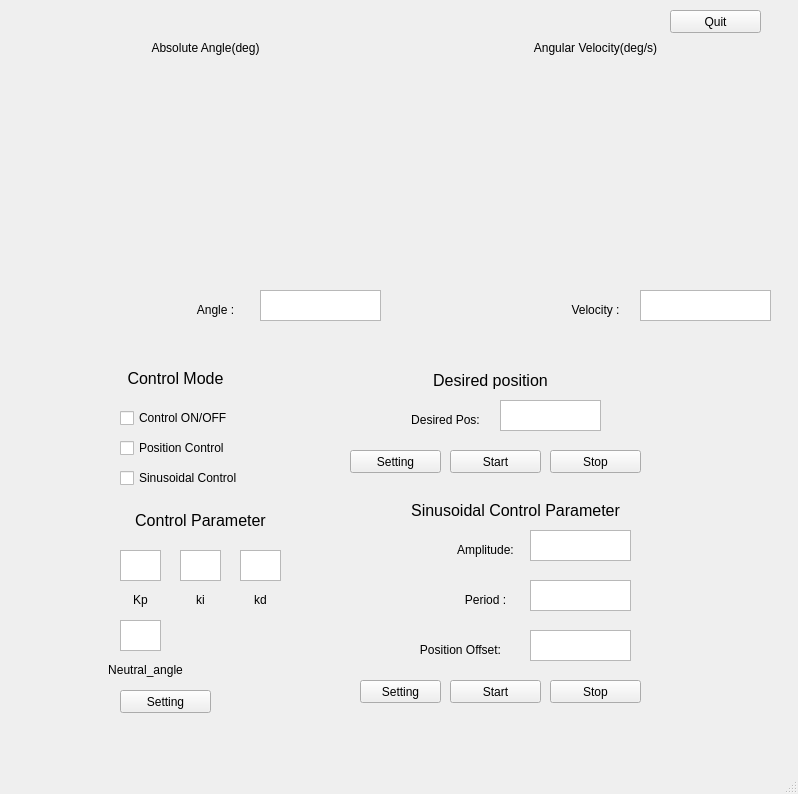
JHyoonirl/equipment_source, file UI/motor.ui: the form before one commit.
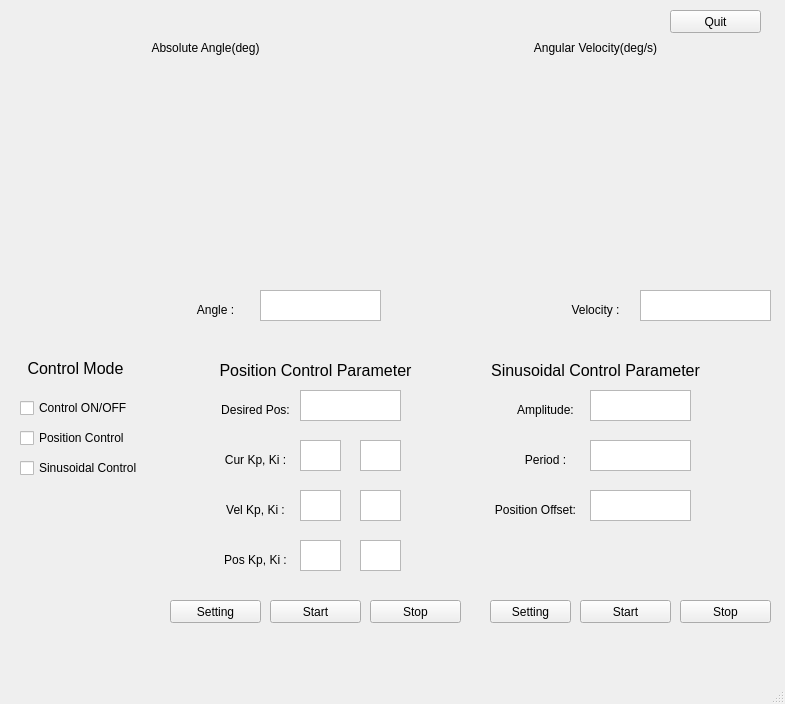
The form after the commit. Custom widgets are drawn as their Qt base class.

```diff
--- a/UI/motor.ui
+++ b/UI/motor.ui
@@ -6,8 +6,8 @@
    <rect>
     <x>0</x>
     <y>0</y>
-    <width>798</width>
-    <height>794</height>
+    <width>785</width>
+    <height>704</height>
    </rect>
   </property>
   <property name="windowTitle">
@@ -121,9 +121,9 @@
    <widget class="QCheckBox" name="position_control_check">
     <property name="geometry">
      <rect>
-      <x>120</x>
-      <y>440</y>
-      <width>131</width>
+      <x>20</x>
+      <y>430</y>
+      <width>111</width>
       <height>16</height>
      </rect>
     </property>
@@ -142,8 +142,8 @@
    <widget class="QLabel" name="control_mode_label">
     <property name="geometry">
      <rect>
-      <x>120</x>
-      <y>370</y>
+      <x>20</x>
+      <y>360</y>
       <width>111</width>
       <height>16</height>
      </rect>
@@ -163,9 +163,9 @@
    <widget class="QCheckBox" name="Control_on_off_check">
     <property name="geometry">
      <rect>
-      <x>120</x>
-      <y>410</y>
-      <width>131</width>
+      <x>20</x>
+      <y>400</y>
+      <width>111</width>
       <height>16</height>
      </rect>
     </property>
@@ -176,9 +176,9 @@
    <widget class="QCheckBox" name="sinusoidal_control_check">
     <property name="geometry">
      <rect>
-      <x>120</x>
-      <y>470</y>
-      <width>151</width>
+      <x>20</x>
+      <y>460</y>
+      <width>131</width>
       <height>16</height>
      </rect>
     </property>
@@ -189,9 +189,9 @@
    <widget class="QLabel" name="position_control_parameter_label">
     <property name="geometry">
      <rect>
-      <x>120</x>
-      <y>510</y>
-      <width>161</width>
+      <x>210</x>
+      <y>360</y>
+      <width>211</width>
       <height>20</height>
      </rect>
     </property>
@@ -201,7 +201,7 @@
      </font>
     </property>
     <property name="text">
-     <string>Control Parameter</string>
+     <string>Position Control Parameter</string>
     </property>
     <property name="alignment">
      <set>Qt::AlignCenter</set>
@@ -210,8 +210,70 @@
    <widget class="QTextEdit" name="Pos_kd">
     <property name="geometry">
      <rect>
-      <x>240</x>
+      <x>300</x>
+      <y>540</y>
+      <width>41</width>
+      <height>31</height>
+     </rect>
+    </property>
+   </widget>
+   <widget class="QLabel" name="pos_label_4">
+    <property name="geometry">
+     <rect>
+      <x>220</x>
       <y>550</y>
+      <width>71</width>
+      <height>20</height>
+     </rect>
+    </property>
+    <property name="text">
+     <string>Pos Kp, Ki :</string>
+    </property>
+    <property name="alignment">
+     <set>Qt::AlignCenter</set>
+    </property>
+   </widget>
+   <widget class="QLabel" name="pos_label_6">
+    <property name="geometry">
+     <rect>
+      <x>220</x>
+      <y>500</y>
+      <width>71</width>
+      <height>20</height>
+     </rect>
+    </property>
+    <property name="text">
+     <string>Vel Kp, Ki :</string>
+    </property>
+    <property name="alignment">
+     <set>Qt::AlignCenter</set>
+    </property>
+   </widget>
+   <widget class="QTextEdit" name="pos_ki">
+    <property name="geometry">
+     <rect>
+      <x>360</x>
+      <y>540</y>
+      <width>41</width>
+      <height>31</height>
+     </rect>
+    </property>
+   </widget>
+   <widget class="QTextEdit" name="vel_ki">
+    <property name="geometry">
+     <rect>
+      <x>360</x>
+      <y>490</y>
+      <width>41</width>
+      <height>31</height>
+     </rect>
+    </property>
+   </widget>
+   <widget class="QTextEdit" name="vel_kp">
+    <property name="geometry">
+     <rect>
+      <x>300</x>
+      <y>490</y>
       <width>41</width>
       <height>31</height>
      </rect>
@@ -220,9 +282,9 @@
    <widget class="QLabel" name="pos_label_5">
     <property name="geometry">
      <rect>
-      <x>400</x>
-      <y>410</y>
-      <width>91</width>
+      <x>220</x>
+      <y>400</y>
+      <width>71</width>
       <height>20</height>
      </rect>
     </property>
@@ -236,8 +298,8 @@
    <widget class="QTextEdit" name="desired_pos">
     <property name="geometry">
      <rect>
-      <x>500</x>
-      <y>400</y>
+      <x>300</x>
+      <y>390</y>
       <width>101</width>
       <height>31</height>
      </rect>
@@ -246,8 +308,8 @@
    <widget class="QTextEdit" name="amplitude">
     <property name="geometry">
      <rect>
-      <x>530</x>
-      <y>530</y>
+      <x>590</x>
+      <y>390</y>
       <width>101</width>
       <height>31</height>
      </rect>
@@ -256,8 +318,8 @@
    <widget class="QLabel" name="pos_label_7">
     <property name="geometry">
      <rect>
-      <x>450</x>
-      <y>590</y>
+      <x>510</x>
+      <y>450</y>
       <width>71</width>
       <height>20</height>
      </rect>
@@ -272,9 +334,9 @@
    <widget class="QLabel" name="label_3">
     <property name="geometry">
      <rect>
-      <x>390</x>
-      <y>500</y>
-      <width>251</width>
+      <x>490</x>
+      <y>360</y>
+      <width>211</width>
       <height>20</height>
      </rect>
     </property>
@@ -293,8 +355,8 @@
    <widget class="QTextEdit" name="pos_offset">
     <property name="geometry">
      <rect>
-      <x>530</x>
-      <y>630</y>
+      <x>590</x>
+      <y>490</y>
       <width>101</width>
       <height>31</height>
      </rect>
@@ -303,8 +365,8 @@
    <widget class="QTextEdit" name="period">
     <property name="geometry">
      <rect>
-      <x>530</x>
-      <y>580</y>
+      <x>590</x>
+      <y>440</y>
       <width>101</width>
       <height>31</height>
      </rect>
@@ -313,9 +375,9 @@
    <widget class="QLabel" name="pos_label_8">
     <property name="geometry">
      <rect>
-      <x>400</x>
-      <y>640</y>
-      <width>121</width>
+      <x>490</x>
+      <y>500</y>
+      <width>91</width>
       <height>20</height>
      </rect>
     </property>
@@ -329,8 +391,8 @@
    <widget class="QLabel" name="pos_label_9">
     <property name="geometry">
      <rect>
-      <x>450</x>
-      <y>540</y>
+      <x>510</x>
+      <y>400</y>
       <width>71</width>
       <height>20</height>
      </rect>
@@ -342,11 +404,11 @@
      <set>Qt::AlignCenter</set>
     </property>
    </widget>
-   <widget class="QPushButton" name="parameter_setting_btn">
+   <widget class="QPushButton" name="pos_setting_btn">
     <property name="geometry">
      <rect>
-      <x>120</x>
-      <y>690</y>
+      <x>170</x>
+      <y>600</y>
       <width>91</width>
       <height>23</height>
      </rect>
@@ -358,8 +420,8 @@
    <widget class="QPushButton" name="sinusoidal_setting_btn">
     <property name="geometry">
      <rect>
-      <x>360</x>
-      <y>680</y>
+      <x>490</x>
+      <y>600</y>
       <width>81</width>
       <height>23</height>
      </rect>
@@ -371,8 +433,8 @@
    <widget class="QPushButton" name="pos_start_btn">
     <property name="geometry">
      <rect>
-      <x>450</x>
-      <y>450</y>
+      <x>270</x>
+      <y>600</y>
       <width>91</width>
       <height>23</height>
      </rect>
@@ -384,8 +446,8 @@
    <widget class="QPushButton" name="sinusoidal_start_btn">
     <property name="geometry">
      <rect>
-      <x>450</x>
-      <y>680</y>
+      <x>580</x>
+      <y>600</y>
       <width>91</width>
       <height>23</height>
      </rect>
@@ -397,8 +459,8 @@
    <widget class="QPushButton" name="pos_stop_btn">
     <property name="geometry">
      <rect>
-      <x>550</x>
-      <y>450</y>
+      <x>370</x>
+      <y>600</y>
       <width>91</width>
       <height>23</height>
      </rect>
@@ -410,8 +472,8 @@
    <widget class="QPushButton" name="sinusoidal_stop_btn">
     <property name="geometry">
      <rect>
-      <x>550</x>
-      <y>680</y>
+      <x>680</x>
+      <y>600</y>
       <width>91</width>
       <height>23</height>
      </rect>
@@ -423,8 +485,8 @@
    <widget class="QTextEdit" name="Pos_kp">
     <property name="geometry">
      <rect>
-      <x>120</x>
-      <y>550</y>
+      <x>300</x>
+      <y>440</y>
       <width>41</width>
       <height>31</height>
      </rect>
@@ -433,13 +495,29 @@
    <widget class="QTextEdit" name="Pos_ki">
     <property name="geometry">
      <rect>
-      <x>180</x>
-      <y>550</y>
+      <x>360</x>
+      <y>440</y>
       <width>41</width>
       <height>31</height>
      </rect>
     </property>
    </widget>
+   <widget class="QLabel" name="pos_label_10">
+    <property name="geometry">
+     <rect>
+      <x>220</x>
+      <y>450</y>
+      <width>71</width>
+      <height>20</height>
+     </rect>
+    </property>
+    <property name="text">
+     <string>Cur Kp, Ki :</string>
+    </property>
+    <property name="alignment">
+     <set>Qt::AlignCenter</set>
+    </property>
+   </widget>
    <widget class="QPushButton" name="system_quit_btn">
     <property name="geometry">
      <rect>
@@ -453,114 +531,6 @@
      <string>Quit</string>
     </property>
    </widget>
-   <widget class="QLabel" name="pos_label_6">
-    <property name="geometry">
-     <rect>
-      <x>120</x>
-      <y>590</y>
-      <width>41</width>
-      <height>20</height>
-     </rect>
-    </property>
-    <property name="text">
-     <string>Kp</string>
-    </property>
-    <property name="alignment">
-     <set>Qt::AlignCenter</set>
-    </property>
-   </widget>
-   <widget class="QLabel" name="pos_label_10">
-    <property name="geometry">
-     <rect>
-      <x>180</x>
-      <y>590</y>
-      <width>41</width>
-      <height>20</height>
-     </rect>
-    </property>
-    <property name="text">
-     <string>ki</string>
-    </property>
-    <property name="alignment">
-     <set>Qt::AlignCenter</set>
-    </property>
-   </widget>
-   <widget class="QLabel" name="pos_label_11">
-    <property name="geometry">
-     <rect>
-      <x>240</x>
-      <y>590</y>
-      <width>41</width>
-      <height>20</height>
-     </rect>
-    </property>
-    <property name="text">
-     <string>kd</string>
-    </property>
-    <property name="alignment">
-     <set>Qt::AlignCenter</set>
-    </property>
-   </widget>
-   <widget class="QLabel" name="position_control_parameter_label_2">
-    <property name="geometry">
-     <rect>
-      <x>370</x>
-      <y>370</y>
-      <width>241</width>
-      <height>20</height>
-     </rect>
-    </property>
-    <property name="font">
-     <font>
-      <pointsize>12</pointsize>
-     </font>
-    </property>
-    <property name="text">
-     <string>Desired position</string>
-    </property>
-    <property name="alignment">
-     <set>Qt::AlignCenter</set>
-    </property>
-   </widget>
-   <widget class="QPushButton" name="pos_setting_btn">
-    <property name="geometry">
-     <rect>
-      <x>350</x>
-      <y>450</y>
-      <width>91</width>
-      <height>23</height>
-     </rect>
-    </property>
-    <property name="text">
-     <string>Setting</string>
-    </property>
-   </widget>
-   <widget class="QTextEdit" name="Neutral_angle">
-    <property name="geometry">
-     <rect>
-      <x>120</x>
-      <y>620</y>
-      <width>41</width>
-      <height>31</height>
-     </rect>
-    </property>
-   </widget>
-   <widget class="QLabel" name="pos_label_12">
-    <property name="geometry">
-     <rect>
-      <x>90</x>
-      <y>660</y>
-      <width>111</width>
-      <height>20</height>
-     </rect>
-    </property>
-    <property name="text">
-     <string>Neutral_angle</string>
-    </property>
-    <property name="alignment">
-     <set>Qt::AlignCenter</set>
-    </property>
-   </widget>
   </widget>
   <widget class="QMenuBar" name="menubar">
    <property name="geometry">
```
Left out of the diff: 10 changed lines with no effect on the pictures.
